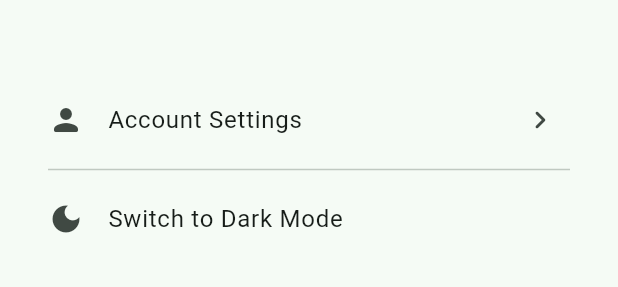
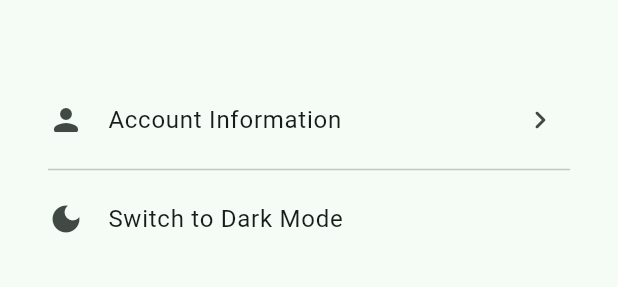
Before and after one commit to ZouheirN/CropSync, a Flutter app: the ProfileScreen widget shown alone on an empty page, opened directly, on a phone screen of 412 x 824 dp. Shown: the part 327-614 px from the top of the screen. Run offline on Flutter 3.47's test engine with Material 3 defaults, Android fonts, the phone set to English and light mode, and no system bars; our stand-ins replace email_validator, flutter_map, flutter_secure_storage, flutter_staggered_animations, focused_menu, gap and 12 more; missing offline and left inert: bcrypt, fancy_password_field, flutter_map_tile_caching; accounts and stored records are empty.

Commit message:
account information screen

```diff
--- a/lib/main.dart
+++ b/lib/main.dart
@@ -2,6 +2,7 @@ import 'package:cropsync/json/image.dart';
 import 'package:cropsync/json/user.dart';
 import 'package:cropsync/models/image_model.dart';
 import 'package:cropsync/models/user_model.dart';
+import 'package:cropsync/screens/account_information_screen.dart';
 import 'package:cropsync/screens/add_device_screen.dart';
 import 'package:cropsync/screens/login_screen.dart';
 import 'package:cropsync/screens/main_screen.dart';
@@ -96,6 +97,7 @@ class MyApp extends StatelessWidget {
             '/register': (context) => const RegisterScreen(),
             '/login': (context) => const LoginScreen(),
             '/add-device': (context) => const AddDeviceScreen(),
+            '/account-information': (context) => const AccountInformationScreen(),
           }
         );
       },
--- a/lib/screens/profile_screen.dart
+++ b/lib/screens/profile_screen.dart
@@ -52,10 +52,13 @@ class _ProfileScreenState extends State<ProfileScreen> {
                   const Gap(20),
                   Text(user.fullName, style: const TextStyle(fontSize: 24)),
                   const Gap(100),
-                  const ListTile(
-                    leading: Icon(Icons.person_rounded),
-                    trailing: Icon(Icons.chevron_right_rounded),
-                    title: Text('Account Settings'),
+                  ListTile(
+                    leading: const Icon(Icons.person_rounded),
+                    trailing: const Icon(Icons.chevron_right_rounded),
+                    title: const Text('Account Information'),
+                    onTap: () {
+                      Navigator.of(context).pushNamed('/account-information');
+                    },
                   ),
                   const Divider(
                     height: 10,
--- a/pubspec.yaml
+++ b/pubspec.yaml
@@ -57,6 +57,7 @@ dependencies:
   path_provider: ^2.1.2
   focused_menu: ^1.0.5
   photo_view: ^0.14.0
+  package_info_plus: ^5.0.1
 
 dev_dependencies:
   flutter_test:
```
Also changed, not shown: lib/screens/account_information_screen.dart (added, +102 -0 lines), pubspec.lock.
